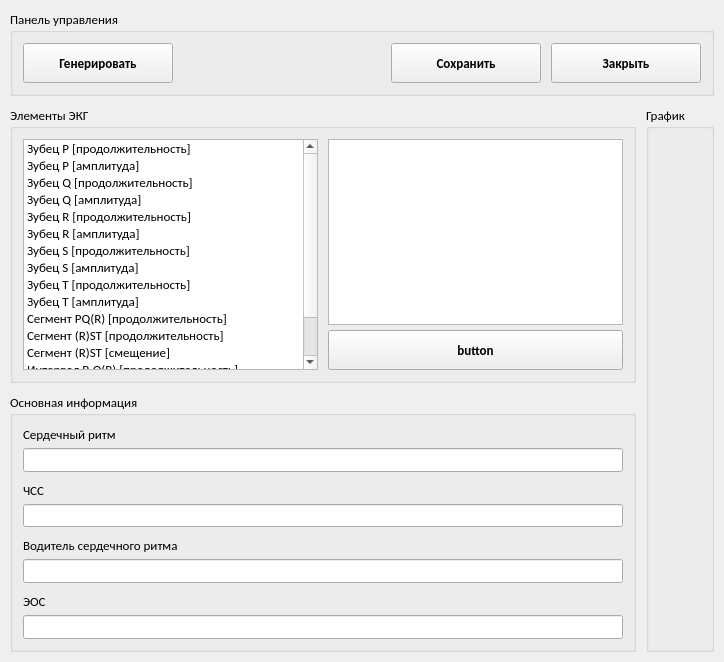
First picture: the form in ui/ecg_simulator_window.ui, repository WeeIIer/ECG-monitoring-system, before the edit.
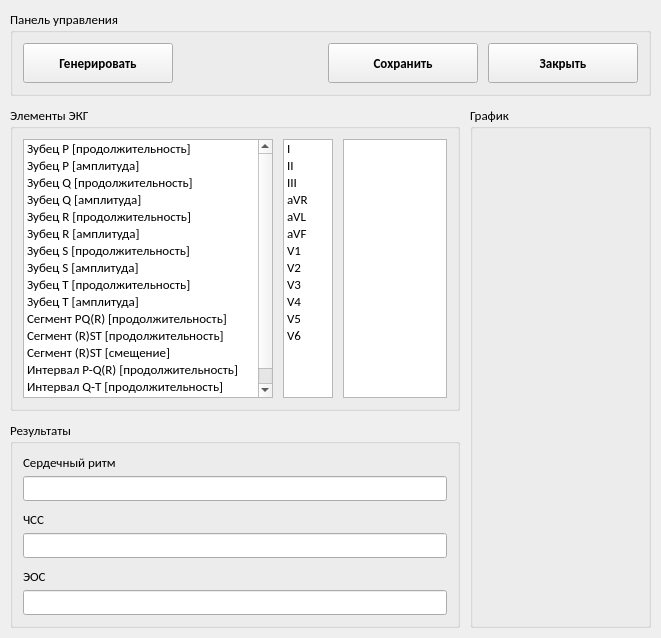
Second picture: the form after the edit.

Commit message: feat: add plotting to ECG-simulator

```diff
--- a/ui/ecg_simulator_window.ui
+++ b/ui/ecg_simulator_window.ui
@@ -6,8 +6,8 @@
    <rect>
     <x>0</x>
     <y>0</y>
-    <width>724</width>
-    <height>662</height>
+    <width>661</width>
+    <height>638</height>
    </rect>
   </property>
   <property name="sizePolicy">
@@ -224,13 +224,13 @@
          </property>
          <property name="minimumSize">
           <size>
-           <width>400</width>
+           <width>0</width>
            <height>0</height>
           </size>
          </property>
          <property name="maximumSize">
           <size>
-           <width>16777215</width>
+           <width>450</width>
            <height>16777215</height>
           </size>
          </property>
@@ -260,6 +260,12 @@
             </property>
             <item>
              <widget class="QListWidget" name="list_ecg_content">
+              <property name="minimumSize">
+               <size>
+                <width>250</width>
+                <height>0</height>
+               </size>
+              </property>
               <item>
                <property name="text">
                 <string>Зубец P [продолжительность]</string>
@@ -343,48 +349,102 @@
              </widget>
             </item>
             <item>
-             <layout class="QVBoxLayout" name="verticalLayout_22">
-              <property name="spacing">
-               <number>5</number>
+             <widget class="QListWidget" name="list_ecg_leads">
+              <property name="sizePolicy">
+               <sizepolicy hsizetype="Fixed" vsizetype="Expanding">
+                <horstretch>0</horstretch>
+                <verstretch>0</verstretch>
+               </sizepolicy>
               </property>
+              <property name="minimumSize">
+               <size>
+                <width>0</width>
+                <height>0</height>
+               </size>
+              </property>
+              <property name="maximumSize">
+               <size>
+                <width>50</width>
+                <height>16777215</height>
+               </size>
+              </property>
               <item>
-               <widget class="QTextEdit" name="text_ecg_info"/>
+               <property name="text">
+                <string>I</string>
+               </property>
               </item>
               <item>
-               <widget class="QPushButton" name="button_ecg_blabla">
-                <property name="sizePolicy">
-                 <sizepolicy hsizetype="Minimum" vsizetype="Fixed">
-                  <horstretch>0</horstretch>
-                  <verstretch>0</verstretch>
-                 </sizepolicy>
-                </property>
-                <property name="minimumSize">
-                 <size>
-                  <width>150</width>
-                  <height>40</height>
-                 </size>
-                </property>
-                <property name="font">
-                 <font>
-                  <weight>75</weight>
-                  <bold>true</bold>
-                 </font>
-                </property>
-                <property name="cursor">
-                 <cursorShape>PointingHandCursor</cursorShape>
-                </property>
-                <property name="text">
-                 <string>button</string>
-                </property>
-                <property name="iconSize">
-                 <size>
-                  <width>24</width>
-                  <height>24</height>
-                 </size>
-                </property>
-               </widget>
+               <property name="text">
+                <string>II</string>
+               </property>
               </item>
-             </layout>
+              <item>
+               <property name="text">
+                <string>III</string>
+               </property>
+              </item>
+              <item>
+               <property name="text">
+                <string>aVR</string>
+               </property>
+              </item>
+              <item>
+               <property name="text">
+                <string>aVL</string>
+               </property>
+              </item>
+              <item>
+               <property name="text">
+                <string>aVF</string>
+               </property>
+              </item>
+              <item>
+               <property name="text">
+                <string>V1</string>
+               </property>
+              </item>
+              <item>
+               <property name="text">
+                <string>V2</string>
+               </property>
+              </item>
+              <item>
+               <property name="text">
+                <string>V3</string>
+               </property>
+              </item>
+              <item>
+               <property name="text">
+                <string>V4</string>
+               </property>
+              </item>
+              <item>
+               <property name="text">
+                <string>V5</string>
+               </property>
+              </item>
+              <item>
+               <property name="text">
+                <string>V6</string>
+               </property>
+              </item>
+             </widget>
+            </item>
+            <item>
+             <widget class="QTextEdit" name="text_ecg_info">
+              <property name="sizePolicy">
+               <sizepolicy hsizetype="Expanding" vsizetype="Expanding">
+                <horstretch>0</horstretch>
+                <verstretch>0</verstretch>
+               </sizepolicy>
+              </property>
+              <property name="contextMenuPolicy">
+               <enum>Qt::NoContextMenu</enum>
+              </property>
+              <property name="readOnly">
+               <bool>true</bool>
+              </property>
+             </widget>
             </item>
            </layout>
           </item>
@@ -401,18 +461,18 @@
          </property>
          <property name="minimumSize">
           <size>
-           <width>400</width>
+           <width>0</width>
            <height>0</height>
           </size>
          </property>
          <property name="maximumSize">
           <size>
-           <width>16777215</width>
+           <width>450</width>
            <height>16777215</height>
           </size>
          </property>
          <property name="title">
-          <string>Основная информация</string>
+          <string>Результаты</string>
          </property>
          <layout class="QVBoxLayout" name="verticalLayout">
           <property name="spacing">
@@ -497,36 +557,6 @@
             </item>
            </layout>
           </item>
-          <item>
-           <layout class="QVBoxLayout" name="verticalLayout_20">
-            <property name="spacing">
-             <number>5</number>
-            </property>
-            <item>
-             <widget class="QLabel" name="label_15">
-              <property name="text">
-               <string>Водитель сердечного ритма</string>
-              </property>
-             </widget>
-            </item>
-            <item>
-             <widget class="QLineEdit" name="edit_pacemaker">
-              <property name="minimumSize">
-               <size>
-                <width>0</width>
-                <height>21</height>
-               </size>
-              </property>
-              <property name="contextMenuPolicy">
-               <enum>Qt::NoContextMenu</enum>
-              </property>
-              <property name="readOnly">
-               <bool>false</bool>
-              </property>
-             </widget>
-            </item>
-           </layout>
-          </item>
           <item>
            <layout class="QVBoxLayout" name="verticalLayout_25">
             <property name="spacing">
@@ -570,7 +600,7 @@
        <item>
         <widget class="QGroupBox" name="groupBox_2">
          <property name="sizePolicy">
-          <sizepolicy hsizetype="Preferred" vsizetype="Preferred">
+          <sizepolicy hsizetype="Expanding" vsizetype="Preferred">
            <horstretch>0</horstretch>
            <verstretch>0</verstretch>
           </sizepolicy>
```
The commit also changes 4 other files.
